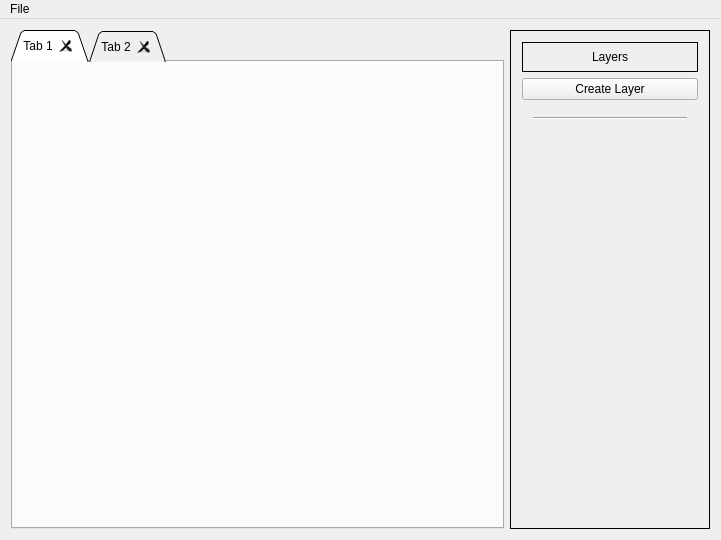
First picture: the form in EditPro/MainWindow.ui, repository goneyacine/Edit-Pro, before the edit.
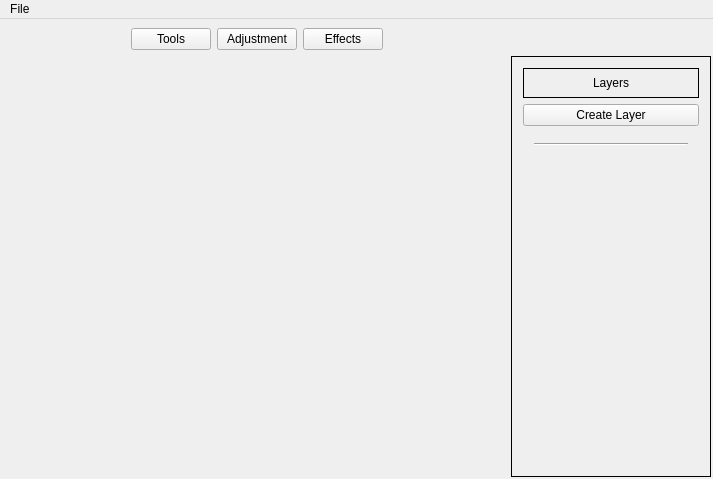
Second picture: the form after the edit.

```diff
--- a/EditPro/MainWindow.ui
+++ b/EditPro/MainWindow.ui
@@ -6,8 +6,8 @@
    <rect>
     <x>0</x>
     <y>0</y>
-    <width>721</width>
-    <height>540</height>
+    <width>713</width>
+    <height>479</height>
    </rect>
   </property>
   <property name="windowTitle">
@@ -15,50 +15,22 @@
   </property>
   <widget class="QWidget" name="centralWidget">
    <layout class="QGridLayout" name="gridLayout_3">
-    <item row="0" column="0">
-     <widget class="QTabWidget" name="displayTabs">
-      <property name="tabPosition">
-       <enum>QTabWidget::North</enum>
-      </property>
-      <property name="tabShape">
-       <enum>QTabWidget::Triangular</enum>
-      </property>
-      <property name="currentIndex">
-       <number>0</number>
-      </property>
-      <property name="iconSize">
-       <size>
-        <width>8</width>
-        <height>8</height>
-       </size>
-      </property>
-      <property name="elideMode">
-       <enum>Qt::ElideLeft</enum>
-      </property>
-      <property name="tabsClosable">
-       <bool>true</bool>
-      </property>
-      <property name="movable">
-       <bool>true</bool>
-      </property>
-      <widget class="QWidget" name="tab">
-       <attribute name="title">
-        <string>Tab 1</string>
-       </attribute>
-       <layout class="QHBoxLayout" name="horizontalLayout_2">
-        <item>
-         <layout class="QGridLayout" name="gridLayout_2"/>
-        </item>
-       </layout>
-      </widget>
-      <widget class="QWidget" name="tab_2">
-       <attribute name="title">
-        <string>Tab 2</string>
-       </attribute>
-      </widget>
-     </widget>
+    <property name="leftMargin">
+     <number>2</number>
+    </property>
+    <property name="topMargin">
+     <number>9</number>
+    </property>
+    <property name="rightMargin">
+     <number>2</number>
+    </property>
+    <property name="bottomMargin">
+     <number>2</number>
+    </property>
+    <item row="1" column="1">
+     <layout class="QGridLayout" name="canvasLayout"/>
     </item>
-    <item row="0" column="1">
+    <item row="1" column="2">
      <widget class="QScrollArea" name="layersViewScrollArea">
       <property name="sizePolicy">
        <sizepolicy hsizetype="Expanding" vsizetype="Expanding">
@@ -93,7 +65,7 @@
          <x>0</x>
          <y>0</y>
          <width>198</width>
-         <height>498</height>
+         <height>414</height>
         </rect>
        </property>
        <layout class="QVBoxLayout" name="verticalLayout">
@@ -171,6 +143,81 @@
       </widget>
      </widget>
     </item>
+    <item row="0" column="1">
+     <widget class="QWidget" name="optionsWidget" native="true">
+      <property name="maximumSize">
+       <size>
+        <width>16777215</width>
+        <height>40</height>
+       </size>
+      </property>
+      <layout class="QHBoxLayout" name="horizontalLayout">
+       <property name="topMargin">
+        <number>0</number>
+       </property>
+       <property name="bottomMargin">
+        <number>0</number>
+       </property>
+       <item>
+        <spacer name="optionsWidgetSpacer">
+         <property name="orientation">
+          <enum>Qt::Horizontal</enum>
+         </property>
+         <property name="sizeHint" stdset="0">
+          <size>
+           <width>40</width>
+           <height>20</height>
+          </size>
+         </property>
+        </spacer>
+       </item>
+       <item>
+        <widget class="QPushButton" name="toolsButton">
+         <property name="text">
+          <string>Tools</string>
+         </property>
+        </widget>
+       </item>
+       <item>
+        <widget class="QPushButton" name="adjustmentButton">
+         <property name="text">
+          <string>Adjustment</string>
+         </property>
+        </widget>
+       </item>
+       <item>
+        <widget class="QPushButton" name="effectsbutton">
+         <property name="text">
+          <string>Effects</string>
+         </property>
+        </widget>
+       </item>
+       <item>
+        <spacer name="optionsWidgetSpacer_2">
+         <property name="orientation">
+          <enum>Qt::Horizontal</enum>
+         </property>
+         <property name="sizeHint" stdset="0">
+          <size>
+           <width>40</width>
+           <height>20</height>
+          </size>
+         </property>
+        </spacer>
+       </item>
+      </layout>
+     </widget>
+    </item>
+    <item row="1" column="0">
+     <widget class="QWidget" name="noname" native="true">
+      <property name="sizePolicy">
+       <sizepolicy hsizetype="Preferred" vsizetype="Preferred">
+        <horstretch>0</horstretch>
+        <verstretch>0</verstretch>
+       </sizepolicy>
+      </property>
+     </widget>
+    </item>
    </layout>
   </widget>
   <widget class="QMenuBar" name="menuBar">
@@ -178,7 +225,7 @@
     <rect>
      <x>0</x>
      <y>0</y>
-     <width>721</width>
+     <width>713</width>
      <height>22</height>
     </rect>
    </property>
```
